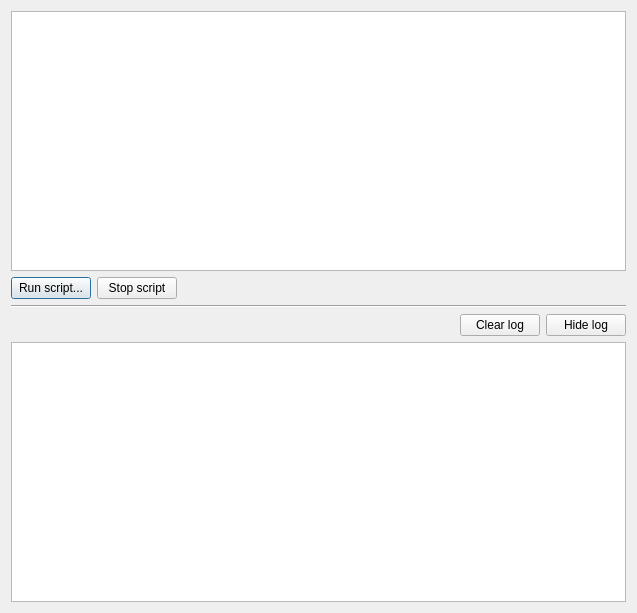
Before: the Qt Designer form native/src/DovahKit/ui/main_window/script_window_single.ui in DavidJCobb/DovahKit, drawn with Qt 5.
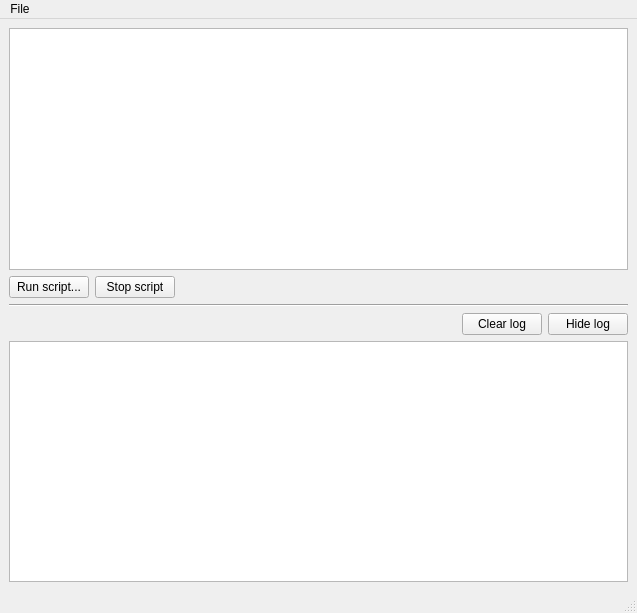
After: the same form once the commit is applied.

Commit message:
Content missing from previous commit: Dovahscript UI
We now have a functional window for the new script engine, and that window is now accessible from the main window. Unfortunately, the easiest way to have built-in handling for toolbars and menus is to use QMainWindow, which loses some of the functionality from QDialog...

Diff of the .ui file:
```diff
--- a/native/src/DovahKit/ui/main_window/script_window_single.ui
+++ b/native/src/DovahKit/ui/main_window/script_window_single.ui
@@ -1,7 +1,13 @@
 <?xml version="1.0" encoding="UTF-8"?>
 <ui version="4.0">
  <class>EditorSingleScriptWindow</class>
- <widget class="QDialog" name="EditorSingleScriptWindow">
+ <widget class="QMainWindow" name="EditorSingleScriptWindow">
+  <property name="modal" stdset="0">
+   <bool>false</bool>
+  </property>
+  <property name="windowModality">
+   <enum>Qt::ApplicationModal</enum>
+  </property>
   <property name="geometry">
    <rect>
     <x>0</x>
@@ -13,6 +19,7 @@
   <property name="windowTitle">
    <string>Editor Scripting</string>
   </property>
+  <widget class="QWidget" name="centralwidget">
   <layout class="QGridLayout" name="gridLayout">
    <item row="0" column="0">
     <layout class="QVBoxLayout" name="verticalLayout">
@@ -100,6 +107,12 @@
        <property name="cornerButtonEnabled">
         <bool>false</bool>
        </property>
+        <property name="columnCount">
+         <number>1</number>
+        </property>
+        <attribute name="horizontalHeaderVisible">
+         <bool>false</bool>
+        </attribute>
        <attribute name="horizontalHeaderStretchLastSection">
         <bool>true</bool>
        </attribute>
@@ -109,11 +122,42 @@
        <attribute name="verticalHeaderHighlightSections">
         <bool>false</bool>
        </attribute>
+        <column/>
       </widget>
      </item>
     </layout>
    </item>
   </layout>
+  </widget>
+  <widget class="QMenuBar" name="menubar">
+   <property name="geometry">
+    <rect>
+     <x>0</x>
+     <y>0</y>
+     <width>637</width>
+     <height>21</height>
+    </rect>
+   </property>
+   <widget class="QMenu" name="menuFile">
+    <property name="title">
+     <string>File</string>
+    </property>
+    <addaction name="actionLoadScript"/>
+    <addaction name="actionSaveScript"/>
+   </widget>
+   <addaction name="menuFile"/>
+  </widget>
+  <widget class="QStatusBar" name="statusbar"/>
+  <action name="actionLoadScript">
+   <property name="text">
+    <string>Load script</string>
+   </property>
+  </action>
+  <action name="actionSaveScript">
+   <property name="text">
+    <string>Save script</string>
+   </property>
+  </action>
  </widget>
  <resources/>
  <connections/>
```
Lines whose indentation alone changed are shown as unchanged. The commit also changes 4 other files.
